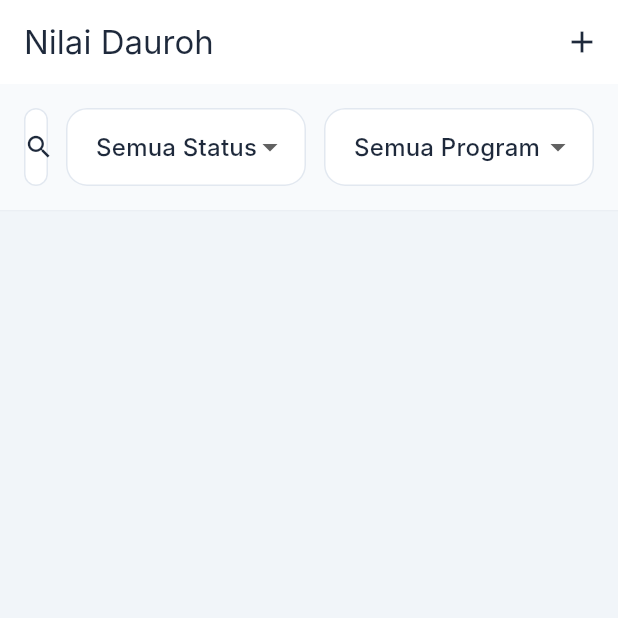
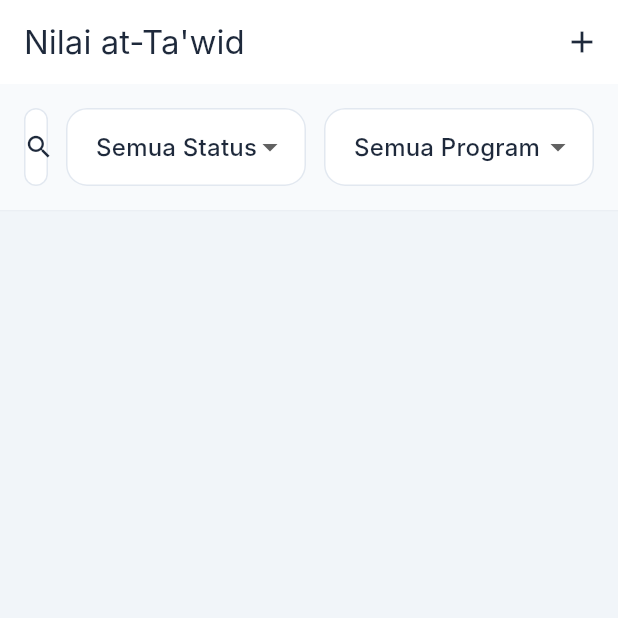
Before and after one commit to Pgarut/ppi, a Flutter app: the NilaiDaurohPage screen opened directly, on a phone screen of 412 x 824 dp, the top half of it. Run offline on Flutter 3.47's test engine with Material 3 defaults, Android fonts, the phone set to English and light mode, and no system bars; our stand-ins replace file_picker, flutter_secure_storage, logger, pdf, printing, qr_flutter and 1 more; missing offline and left inert: excel, mobile_scanner, universal_html; accounts and stored records are empty; network calls fail; Roboto replaces fonts that are missing (Inter).

Commit message:
feat: ubah nama modul Dauroh menjadi at-Ta'wid & kunci orientasi layar

```diff
--- a/frontend/lib/core/utils/dauroh_pdf_export.dart
+++ b/frontend/lib/core/utils/dauroh_pdf_export.dart
@@ -64,7 +64,7 @@ class DaurohPdfExport {
             child: pw.Column(
               children: [
                 pw.Text(
-                  'LAPORAN PENILAIAN DAUROH',
+                  'LAPORAN PENILAIAN AT-TA\'WID',
                   style: pw.TextStyle(
                     fontSize: 18,
                     fontWeight: pw.FontWeight.bold,
@@ -249,7 +249,7 @@ class DaurohPdfExport {
           // ── HEADER ──
           pw.Center(
             child: pw.Text(
-              title ?? 'Laporan Penilaian Dauroh',
+              title ?? 'Laporan Penilaian at-Ta\'wid',
               style: pw.TextStyle(fontSize: 16, fontWeight: pw.FontWeight.bold),
             ),
           ),
--- a/frontend/lib/features/admin/dashboard/dashboard_page.dart
+++ b/frontend/lib/features/admin/dashboard/dashboard_page.dart
@@ -291,7 +291,7 @@ class _DashboardPageState extends State<DashboardPage> {
   Widget _buildFeatureGrid() {
     final features = [
       _FeatureItem(Icons.storage_outlined, 'Master Data', 'Kelola data master', () => widget.onFeatureTap?.call('master-data')),
-      _FeatureItem(Icons.menu_book_outlined, 'Dauroh', 'Kelola program dauroh', () => widget.onFeatureTap?.call('dauroh')),
+      _FeatureItem(Icons.menu_book_outlined, 'at-Ta\'wid', 'Kelola program at-Ta\'wid', () => widget.onFeatureTap?.call('dauroh')),
       _FeatureItem(Icons.calendar_today_outlined, 'Absensi', 'Monitoring absensi', () => widget.onFeatureTap?.call('absensi')),
       _FeatureItem(Icons.grading_outlined, 'Nilai', 'Monitoring nilai', () => widget.onFeatureTap?.call('nilai')),
       _FeatureItem(Icons.description_outlined, 'Rapor', 'Monitoring rapor', () => widget.onFeatureTap?.call('rapor')),
--- a/frontend/lib/features/admin/dauroh/dauroh_page.dart
+++ b/frontend/lib/features/admin/dauroh/dauroh_page.dart
@@ -34,7 +34,7 @@ class _DaurohPageState extends State<DaurohPage> {
   Widget build(BuildContext context) {
     return Scaffold(
       appBar: AppBar(
-        title: const Text('Modul Dauroh'),
+        title: const Text('Modul at-Ta\'wid'),
         automaticallyImplyLeading: false,
       ),
       body: Row(
@@ -60,7 +60,7 @@ class _DaurohPageState extends State<DaurohPage> {
           const Padding(
             padding: EdgeInsets.fromLTRB(16, 16, 16, 8),
             child: Text(
-              'Menu Dauroh',
+              'Menu at-Ta\'wid',
               style: TextStyle(
                 fontSize: 11,
                 fontWeight: FontWeight.w600,
--- a/frontend/lib/features/admin/dauroh/monitoring/nilai_monitoring_page.dart
+++ b/frontend/lib/features/admin/dauroh/monitoring/nilai_monitoring_page.dart
@@ -84,7 +84,7 @@ class _NilaiMonitoringPageState extends State<NilaiMonitoringPage> {
             children: [
               const Expanded(
                 child: Text(
-                  'Monitoring Nilai Dauroh',
+                  'Monitoring Nilai at-Ta\'wid',
                   style: TextStyle(fontSize: 18, fontWeight: FontWeight.w700),
                 ),
               ),
@@ -92,7 +92,7 @@ class _NilaiMonitoringPageState extends State<NilaiMonitoringPage> {
                 FilledButton.icon(
                   onPressed: () => DaurohPdfExport.exportBatch(
                     _data,
-                    title: 'Monitoring Nilai Dauroh',
+                    title: 'Monitoring Nilai at-Ta\'wid',
                   ),
                   icon: const Icon(Icons.picture_as_pdf, size: 18),
                   label: const Text('Export PDF'),
@@ -249,7 +249,7 @@ class _NilaiMonitoringPageState extends State<NilaiMonitoringPage> {
     if (_data.isEmpty) {
       return const EmptyState(
         icon: Icons.grading_outlined,
-        message: 'Belum ada data nilai dauroh',
+        message: 'Belum ada data nilai at-Ta\'wid',
       );
     }
 
--- a/frontend/lib/features/admin/dauroh/program/program_form_page.dart
+++ b/frontend/lib/features/admin/dauroh/program/program_form_page.dart
@@ -147,7 +147,7 @@ class _ProgramFormPageState extends State<ProgramFormPage> {
                     Expanded(
                       child: DaurohDropdown<String>(
                         value: _jenisDauroh,
-                        label: 'Jenis Dauroh',
+                        label: 'Jenis at-Ta\'wid',
                         icon: Icons.menu_book_outlined,
                         items: const [
                           DropdownMenuItem(value: 'tahfidz', child: Text('Tahfidz')),
--- a/frontend/lib/features/admin/dauroh/program/program_list_page.dart
+++ b/frontend/lib/features/admin/dauroh/program/program_list_page.dart
@@ -103,7 +103,7 @@ class _ProgramListPageState extends State<ProgramListPage> {
                 crossAxisAlignment: CrossAxisAlignment.start,
                 children: [
                   const Text(
-                    'Program Kegiatan Dauroh',
+                    'Program Kegiatan at-Ta\'wid',
                     style: TextStyle(fontSize: 18, fontWeight: FontWeight.w700),
                   ),
                   if (_data.isNotEmpty)
@@ -152,7 +152,7 @@ class _ProgramListPageState extends State<ProgramListPage> {
               columns: const [
                 DaurohTableColumn(key: 'nama_program', label: 'Nama Program', width: 200),
                 DaurohTableColumn(key: 'jenis_program', label: 'Jenis', width: 100),
-                DaurohTableColumn(key: 'jenis_dauroh', label: 'Dauroh', width: 100),
+                DaurohTableColumn(key: 'jenis_dauroh', label: 'at-Ta\'wid', width: 100),
                 DaurohTableColumn(key: 'keterangan', label: 'Keterangan', width: 200),
                 DaurohTableColumn(key: 'jumlah_jadwal', label: 'Jadwal', width: 80),
                 DaurohTableColumn(key: 'is_aktif', label: 'Status', width: 80),
--- a/frontend/lib/features/admin/dauroh/qr/qr_dauroh_page.dart
+++ b/frontend/lib/features/admin/dauroh/qr/qr_dauroh_page.dart
@@ -112,7 +112,7 @@ class _QrDaurohPageState extends State<QrDaurohPage> {
         build: (context) => [
           pw.Center(
             child: pw.Text(
-              'ABSENSI DAUROH',
+              'ABSENSI AT-TA\'WID',
               style: pw.TextStyle(fontSize: 20, fontWeight: pw.FontWeight.bold),
             ),
           ),
@@ -208,7 +208,7 @@ class _QrDaurohPageState extends State<QrDaurohPage> {
         crossAxisAlignment: CrossAxisAlignment.start,
         children: [
           const Text(
-            'QR Code Dauroh',
+            'QR Code at-Ta\'wid',
             style: TextStyle(fontSize: 18, fontWeight: FontWeight.w700),
           ),
           const SizedBox(height: 4),
@@ -418,7 +418,7 @@ class _QrDaurohPageState extends State<QrDaurohPage> {
           mainAxisSize: MainAxisSize.min,
           children: [
             const Text(
-              'ABSENSI DAUROH',
+              'ABSENSI AT-TA\'WID',
               style: TextStyle(fontSize: 16, fontWeight: FontWeight.bold),
             ),
             const SizedBox(height: 8),
--- a/frontend/lib/features/kepala_sekolah/dashboard/dashboard_page_ks.dart
+++ b/frontend/lib/features/kepala_sekolah/dashboard/dashboard_page_ks.dart
@@ -38,7 +38,7 @@ class _DashboardPageKSState extends State<DashboardPageKS> {
         StatItem(Icons.book_outlined, 'Mapel', '${stats['total_mapel'] ?? 0}', AppTheme.blue),
       ],
       features: const [
-        FeatureItem('Dauroh', 'dauroh', Icons.bookmark_outlined, 'Monitoring nilai Dauroh'),
+        FeatureItem('at-Ta\'wid', 'dauroh', Icons.bookmark_outlined, 'Monitoring nilai at-Ta\'wid'),
         FeatureItem('Laporan', 'laporan', Icons.description_outlined, 'Generate & unduh laporan'),
         FeatureItem('Monitoring', 'monitoring', Icons.trending_up_outlined, 'Pantau aktivitas sekolah'),
       ],
--- a/frontend/lib/features/kepala_sekolah/dauroh/dauroh_nilai_page_ks.dart
+++ b/frontend/lib/features/kepala_sekolah/dauroh/dauroh_nilai_page_ks.dart
@@ -105,7 +105,7 @@ class _DaurohNilaiPageKSState extends State<DaurohNilaiPageKS> {
         header: (context) => pw.Column(
           crossAxisAlignment: pw.CrossAxisAlignment.start,
           children: [
-            pw.Text('Monitoring Nilai Dauroh', style: pw.TextStyle(fontSize: 18, fontWeight: pw.FontWeight.bold)),
+            pw.Text('Monitoring Nilai at-Ta\'wid', style: pw.TextStyle(fontSize: 18, fontWeight: pw.FontWeight.bold)),
             pw.SizedBox(height: 4),
             pw.Text('Dicetak: $dateStr', style: const pw.TextStyle(fontSize: 10, color: PdfColors.grey600)),
             if (_selectedJenjang != null || _selectedKelasId != null || _selectedProgramId != null)
@@ -163,7 +163,7 @@ class _DaurohNilaiPageKSState extends State<DaurohNilaiPageKS> {
     return Scaffold(
       backgroundColor: AppTheme.background,
       appBar: AppBar(
-        title: const Text('Monitoring Nilai Dauroh'),
+        title: const Text('Monitoring Nilai at-Ta\'wid'),
         backgroundColor: AppTheme.primary,
         foregroundColor: Colors.white,
         elevation: 0,
@@ -354,7 +354,7 @@ class _DaurohNilaiPageKSState extends State<DaurohNilaiPageKS> {
           children: [
             Icon(Icons.inbox_outlined, size: 64, color: AppTheme.grey400),
             SizedBox(height: 16),
-            Text('Tidak ada data nilai dauroh', style: TextStyle(fontSize: 16, color: AppTheme.grey500)),
+            Text('Tidak ada data nilai at-Ta\'wid', style: TextStyle(fontSize: 16, color: AppTheme.grey500)),
           ],
         ),
       );
--- a/frontend/lib/features/musyrifah/absensi/scan_qr_musyrifah_page.dart
+++ b/frontend/lib/features/musyrifah/absensi/scan_qr_musyrifah_page.dart
@@ -117,7 +117,7 @@ class _ScanQrMusyrifahPageState extends State<ScanQrMusyrifahPage> {
           icon: const Icon(Icons.arrow_back_ios_new, size: 20),
           onPressed: widget.onBack ?? () => Navigator.of(context).pop(),
         ),
-        title: const Text('Scan QR Dauroh', style: TextStyle(color: Colors.white)),
+        title: const Text('Scan QR at-Ta\'wid', style: TextStyle(color: Colors.white)),
         backgroundColor: AppTheme.grey900,
         iconTheme: const IconThemeData(color: Colors.white),
         elevation: 0,
@@ -235,7 +235,7 @@ class _ScanQrMusyrifahPageState extends State<ScanQrMusyrifahPage> {
             const Icon(Icons.qr_code_scanner, color: Colors.white, size: 48),
             const SizedBox(height: 12),
             const Text(
-              'Arahkan kamera ke QR Code Dauroh',
+              'Arahkan kamera ke QR Code at-Ta\'wid',
               style: TextStyle(color: Colors.white, fontSize: 16, fontWeight: FontWeight.w500),
             ),
             const SizedBox(height: 8),
--- a/frontend/lib/features/musyrifah/dashboard/dashboard_musyrifah_page.dart
+++ b/frontend/lib/features/musyrifah/dashboard/dashboard_musyrifah_page.dart
@@ -332,7 +332,7 @@ class _DashboardMusyrifahPageState extends State<DashboardMusyrifahPage> {
   Widget _buildFeatureGrid() {
     final features = [
       _FeatureItem(Icons.calendar_month_outlined, 'Jadwal', 'Lihat jadwal mengajar', () => widget.onFeatureTap?.call('jadwal')),
-      _FeatureItem(Icons.qr_code_scanner, 'Scan QR', 'Absensi dauroh', () => widget.onFeatureTap?.call('scan-qr')),
+      _FeatureItem(Icons.qr_code_scanner, 'Scan QR', 'Absensi at-Ta\'wid', () => widget.onFeatureTap?.call('scan-qr')),
       _FeatureItem(Icons.history, 'Riwayat', 'Riwayat absensi', () => widget.onFeatureTap?.call('riwayat')),
       _FeatureItem(Icons.grading_outlined, 'Nilai', 'Input & lihat nilai', () => widget.onFeatureTap?.call('nilai')),
     ];
--- a/frontend/lib/features/musyrifah/nilai/nilai_dauroh_page.dart
+++ b/frontend/lib/features/musyrifah/nilai/nilai_dauroh_page.dart
@@ -111,7 +111,7 @@ class _NilaiDaurohPageState extends State<NilaiDaurohPage> {
 
     return Scaffold(
       appBar: AppBar(
-        title: const Text('Nilai Dauroh'),
+        title: const Text('Nilai at-Ta\'wid'),
         automaticallyImplyLeading: false,
         actions: [
           if (_items.isNotEmpty)
@@ -120,7 +120,7 @@ class _NilaiDaurohPageState extends State<NilaiDaurohPage> {
               tooltip: 'Export Semua ke PDF',
               onPressed: () => DaurohPdfExport.exportBatch(
                 _items,
-                title: 'Laporan Penilaian Dauroh',
+                title: 'Laporan Penilaian at-Ta\'wid',
               ),
             ),
           IconButton(
@@ -871,7 +871,7 @@ class _InputNilaiDialogState extends State<_InputNilaiDialog> {
                   const SizedBox(width: 10),
                   Expanded(
                     child: Text(
-                      isEditing ? 'Edit Nilai Dauroh' : 'Input Nilai Dauroh',
+                      isEditing ? 'Edit Nilai at-Ta\'wid' : 'Input Nilai at-Ta\'wid',
                       style: theme.textTheme.titleMedium?.copyWith(
                         fontWeight: FontWeight.bold,
                       ),
--- a/frontend/lib/features/santri/dashboard/dashboard_santri_page.dart
+++ b/frontend/lib/features/santri/dashboard/dashboard_santri_page.dart
@@ -95,14 +95,14 @@ class _DashboardSantriPageState extends State<DashboardSantriPage> {
         StatItem(Icons.schedule, 'Jadwal Hari Ini', '${_jadwalHariIni.length} Mapel', AppTheme.primary),
         StatItem(Icons.how_to_reg, 'Kehadiran', '$_totalHadir dari $_totalAbsensi', Colors.green),
         StatItem(Icons.grade, 'Rata-rata Nilai', _rataRataNilai.toStringAsFixed(1), Colors.orange),
-        StatItem(Icons.bookmark, 'Program Dauroh', '$_totalProgramDauroh Program', Colors.purple),
+        StatItem(Icons.bookmark, 'Program at-Ta\'wid', '$_totalProgramDauroh Program', Colors.purple),
       ],
       features: const [
         FeatureItem('Jadwal', 'jadwal', Icons.calendar_today, 'Lihat jadwal pelajaran'),
         FeatureItem('Absensi', 'absensi', Icons.how_to_reg, 'Riwayat kehadiran'),
         FeatureItem('Nilai', 'nilai', Icons.grade, 'Nilai akademik'),
         FeatureItem('Materi', 'materi', Icons.menu_book, 'Materi pelajaran'),
-        FeatureItem('Dauroh', 'dauroh', Icons.bookmark, 'Program Dauroh & Nilai'),
+        FeatureItem('at-Ta\'wid', 'dauroh', Icons.bookmark, 'Program at-Ta\'wid & Nilai'),
       ],
       onFeatureTap: widget.onFeatureTap,
     );
--- a/frontend/lib/features/santri/dauroh/dauroh_santri_page.dart
+++ b/frontend/lib/features/santri/dauroh/dauroh_santri_page.dart
@@ -51,7 +51,7 @@ class _DaurohSantriPageState extends State<DaurohSantriPage> {
                 _buildSectionTitle('Program Yang Diikuti'),
                 const SizedBox(height: 12),
                 if (_program.isEmpty)
-                  _buildEmptyCard('Belum terdaftar di program Dauroh')
+                  _buildEmptyCard('Belum terdaftar di program at-Ta\'wid')
                 else
                   ..._program.map((p) => _buildProgramCard(p)),
                 const SizedBox(height: 24),
--- a/frontend/lib/features/wakil_kurikulum/dashboard/dashboard_page.dart
+++ b/frontend/lib/features/wakil_kurikulum/dashboard/dashboard_page.dart
@@ -38,7 +38,7 @@ class _DashboardPageWKState extends State<DashboardPageWK> {
         FeatureItem('Absensi', 'absensi', Icons.checklist_outlined, 'Rekap kehadiran siswa & guru'),
         FeatureItem('Penjadwalan', 'penjadwalan', Icons.calendar_month_outlined, 'Atur jadwal pelajaran'),
         FeatureItem('Nilai', 'nilai', Icons.grading_outlined, 'Validasi & kelola nilai'),
-        FeatureItem('Dauroh', 'dauroh', Icons.bookmark_outlined, 'Monitoring nilai Dauroh'),
+        FeatureItem('at-Ta\'wid', 'dauroh', Icons.bookmark_outlined, 'Monitoring nilai at-Ta\'wid'),
         FeatureItem('Kenaikan Kelas', 'kenaikan-kelas', Icons.trending_up_outlined, 'Proses kenaikan kelas'),
         FeatureItem('Laporan', 'laporan', Icons.description_outlined, 'Generate laporan akademik', isSecondary: true),
       ],
--- a/frontend/lib/features/wakil_kurikulum/dauroh/dauroh_nilai_page.dart
+++ b/frontend/lib/features/wakil_kurikulum/dauroh/dauroh_nilai_page.dart
@@ -105,7 +105,7 @@ class _DaurohNilaiPageState extends State<DaurohNilaiPage> {
         header: (context) => pw.Column(
           crossAxisAlignment: pw.CrossAxisAlignment.start,
           children: [
-            pw.Text('Monitoring Nilai Dauroh', style: pw.TextStyle(fontSize: 18, fontWeight: pw.FontWeight.bold)),
+            pw.Text('Monitoring Nilai at-Ta\'wid', style: pw.TextStyle(fontSize: 18, fontWeight: pw.FontWeight.bold)),
             pw.SizedBox(height: 4),
             pw.Text('Dicetak: $dateStr', style: const pw.TextStyle(fontSize: 10, color: PdfColors.grey600)),
             if (_selectedJenjang != null || _selectedKelasId != null || _selectedProgramId != null)
@@ -163,7 +163,7 @@ class _DaurohNilaiPageState extends State<DaurohNilaiPage> {
     return Scaffold(
       backgroundColor: AppTheme.background,
       appBar: AppBar(
-        title: const Text('Monitoring Nilai Dauroh'),
+        title: const Text('Monitoring Nilai at-Ta\'wid'),
         backgroundColor: AppTheme.primary,
         foregroundColor: Colors.white,
         elevation: 0,
@@ -354,7 +354,7 @@ class _DaurohNilaiPageState extends State<DaurohNilaiPage> {
           children: [
             Icon(Icons.inbox_outlined, size: 64, color: AppTheme.grey400),
             SizedBox(height: 16),
-            Text('Tidak ada data nilai dauroh', style: TextStyle(fontSize: 16, color: AppTheme.grey500)),
+            Text('Tidak ada data nilai at-Ta\'wid', style: TextStyle(fontSize: 16, color: AppTheme.grey500)),
           ],
         ),
       );
--- a/frontend/lib/main.dart
+++ b/frontend/lib/main.dart
@@ -1,5 +1,6 @@
 import 'dart:async';
 import 'package:flutter/material.dart';
+import 'package:flutter/services.dart';
 import 'package:provider/provider.dart';
 import 'package:intl/date_symbol_data_local.dart';
 import 'config/routes.dart';
@@ -9,6 +10,13 @@ import 'features/auth/providers/auth_provider.dart';
 
 void main() async {
   WidgetsFlutterBinding.ensureInitialized();
+
+  // Kunci orientasi layar hanya portrait (atas/bawah)
+  await SystemChrome.setPreferredOrientations([
+    DeviceOrientation.portraitUp,
+    DeviceOrientation.portraitDown,
+  ]);
+
   await initializeDateFormatting('id', null);
 
   FlutterError.onError = (FlutterErrorDetails details) {
--- a/frontend/lib/shared/models/user_model.dart
+++ b/frontend/lib/shared/models/user_model.dart
@@ -55,7 +55,7 @@ class UserModel {
       case 'guru_mapel_wali_kelas': return 'Asatidz Mapel / Wali Kelas';
       case 'guru_bk': return 'Asatidz BK';
       case 'siswa': return 'Santri';
-      case 'musyrifah': return 'Musyrifah Dauroh';
+      case 'musyrifah': return 'Musyrifah at-Ta\'wid';
       default: return role;
     }
   }
--- a/frontend/lib/shared/widgets/dashboard_shell.dart
+++ b/frontend/lib/shared/widgets/dashboard_shell.dart
@@ -43,7 +43,7 @@ class _DashboardShellState extends State<DashboardShell> {
     'absensi': 'Riwayat Kehadiran',
     'nilai': 'Nilai Akademik',
     'materi': 'Materi Pembelajaran',
-    'dauroh': 'Program Dauroh',
+    'dauroh': 'Program at-Ta\'wid',
     'santri': 'Data Santri',
     'guru': 'Data Guru',
     'kelas': 'Data Kelas',
```
